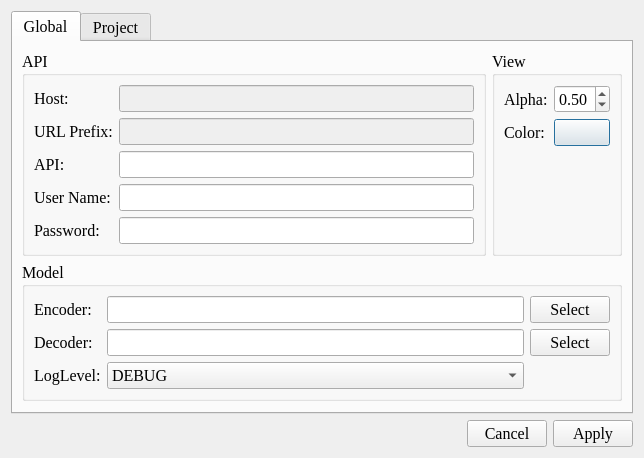
Above: zlabel/resources/ui/dialog_settings.ui from ZhengGroupLZU/ZLabel before the change. Below: the same form after it.
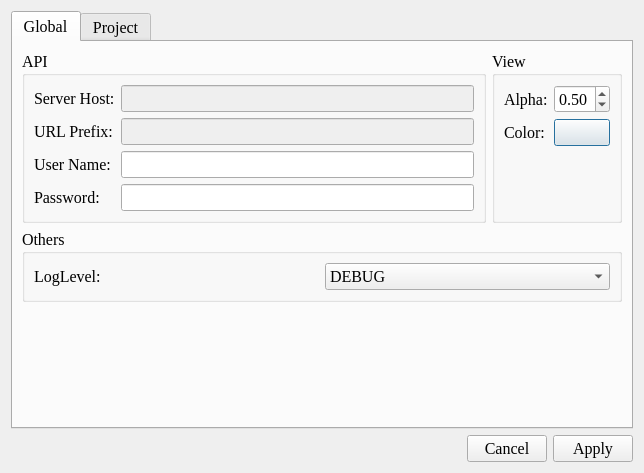
That is the form after the change. Icons and pictures are not drawn.

```diff
--- a/zlabel/resources/ui/dialog_settings.ui
+++ b/zlabel/resources/ui/dialog_settings.ui
@@ -7,7 +7,7 @@
     <x>0</x>
     <y>0</y>
     <width>644</width>
-    <height>414</height>
+    <height>473</height>
    </rect>
   </property>
   <property name="font">
@@ -98,63 +98,53 @@
          <layout class="QGridLayout" name="gridLayout_2">
           <item row="0" column="0">
            <layout class="QGridLayout" name="gridLayout_4">
-            <item row="0" column="0">
-             <widget class="QLabel" name="label">
-              <property name="text">
-               <string>Host:</string>
+            <item row="0" column="1">
+             <widget class="QLineEdit" name="ledit_host">
+              <property name="enabled">
+               <bool>false</bool>
               </property>
              </widget>
             </item>
-            <item row="1" column="0">
-             <widget class="QLabel" name="label_2">
-              <property name="text">
-               <string>URL Prefix:</string>
-              </property>
-             </widget>
-            </item>
-            <item row="3" column="1">
-             <widget class="QLineEdit" name="ledit_username"/>
-            </item>
-            <item row="3" column="0">
+            <item row="2" column="0">
              <widget class="QLabel" name="label_4">
               <property name="text">
                <string>User Name:</string>
               </property>
              </widget>
             </item>
-            <item row="1" column="1">
-             <widget class="QLineEdit" name="ledit_urlprefix">
-              <property name="enabled">
-               <bool>false</bool>
-              </property>
-             </widget>
-            </item>
-            <item row="0" column="1">
-             <widget class="QLineEdit" name="ledit_host">
-              <property name="enabled">
-               <bool>false</bool>
-              </property>
-             </widget>
-            </item>
-            <item row="4" column="1">
-             <widget class="QLineEdit" name="ledit_password"/>
-            </item>
-            <item row="4" column="0">
+            <item row="3" column="0">
              <widget class="QLabel" name="label_5">
               <property name="text">
                <string>Password:</string>
               </property>
              </widget>
             </item>
-            <item row="2" column="0">
-             <widget class="QLabel" name="label_8">
+            <item row="1" column="0">
+             <widget class="QLabel" name="label_2">
               <property name="text">
-               <string>API:</string>
+               <string>URL Prefix:</string>
+              </property>
+             </widget>
+            </item>
+            <item row="0" column="0">
+             <widget class="QLabel" name="label">
+              <property name="text">
+               <string>Server Host:</string>
+              </property>
+             </widget>
+            </item>
+            <item row="1" column="1">
+             <widget class="QLineEdit" name="ledit_urlprefix">
+              <property name="enabled">
+               <bool>false</bool>
               </property>
              </widget>
             </item>
             <item row="2" column="1">
-             <widget class="QLineEdit" name="ledit_model_api"/>
+             <widget class="QLineEdit" name="ledit_username"/>
+            </item>
+            <item row="3" column="1">
+             <widget class="QLineEdit" name="ledit_password"/>
             </item>
            </layout>
           </item>
@@ -163,60 +153,21 @@
        </item>
        <item row="1" column="0" colspan="2">
         <widget class="QGroupBox" name="groupBox_3">
+         <property name="enabled">
+          <bool>true</bool>
+         </property>
          <property name="title">
-          <string>Model</string>
+          <string>Others</string>
          </property>
          <layout class="QGridLayout" name="gridLayout_7">
-          <item row="1" column="1">
-           <widget class="QLineEdit" name="ledit_encoder"/>
-          </item>
-          <item row="2" column="0">
-           <widget class="QLabel" name="label_7">
-            <property name="text">
-             <string>Decoder:</string>
-            </property>
-           </widget>
-          </item>
-          <item row="1" column="2">
-           <widget class="QPushButton" name="btn_encoder">
-            <property name="text">
-             <string>Select</string>
-            </property>
-            <property name="icon">
-             <iconset resource="../icons.qrc">
-              <normaloff>:/icon/icons/folder-open.svg</normaloff>:/icon/icons/folder-open.svg</iconset>
-            </property>
-           </widget>
-          </item>
           <item row="1" column="0">
-           <widget class="QLabel" name="label_3">
-            <property name="text">
-             <string>Encoder:</string>
-            </property>
-           </widget>
-          </item>
-          <item row="2" column="2">
-           <widget class="QPushButton" name="btn_decoder">
-            <property name="text">
-             <string>Select</string>
-            </property>
-            <property name="icon">
-             <iconset resource="../icons.qrc">
-              <normaloff>:/icon/icons/folder-open.svg</normaloff>:/icon/icons/folder-open.svg</iconset>
-            </property>
-           </widget>
-          </item>
-          <item row="2" column="1">
-           <widget class="QLineEdit" name="ledit_decoder"/>
-          </item>
-          <item row="3" column="0">
            <widget class="QLabel" name="label_11">
             <property name="text">
              <string>LogLevel:</string>
             </property>
            </widget>
           </item>
-          <item row="3" column="1">
+          <item row="1" column="1">
            <widget class="QComboBox" name="cmbox_loglevel">
             <item>
              <property name="text">
```
Left out of the diff: 4 changed lines with no effect on the pictures.
